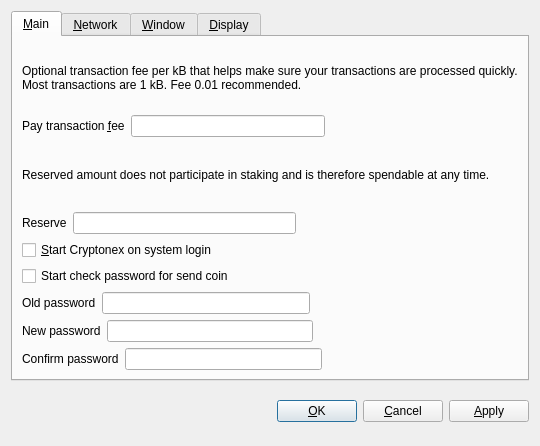
Qt form src/qt/forms/optionsdialog.ui (Cryptonex/source-dev) before a commit.
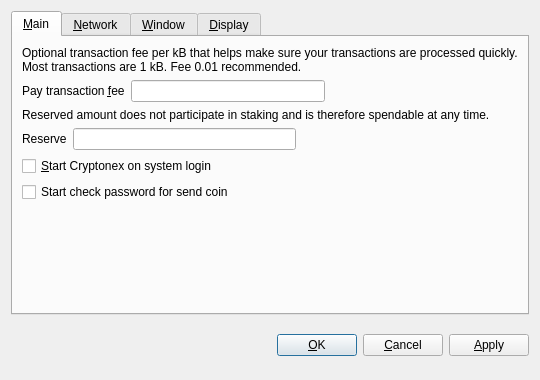
The same form after that commit. Custom widgets are drawn as their Qt base class.

The edit to the form file:
```diff
--- a/src/qt/forms/optionsdialog.ui
+++ b/src/qt/forms/optionsdialog.ui
@@ -7,7 +7,7 @@
     <x>0</x>
     <y>0</y>
     <width>540</width>
-    <height>446</height>
+    <height>380</height>
    </rect>
   </property>
   <property name="windowTitle">
@@ -140,100 +140,17 @@
         </widget>
        </item>
        <item>
-        <layout class="QHBoxLayout" name="horizontalLayout">
-         <item>
-          <widget class="QLabel" name="oldCheckPasswordSendLabel">
-           <property name="text">
-            <string>Old password</string>
-           </property>
-          </widget>
-         </item>
-         <item>
-          <widget class="QLineEdit" name="oldCheckPasswordSendEdit">
-           <property name="inputMask">
-            <string/>
-           </property>
-           <property name="echoMode">
-            <enum>QLineEdit::Password</enum>
-           </property>
-          </widget>
-         </item>
-         <item>
-          <spacer name="horizontalSpacer">
-           <property name="orientation">
-            <enum>Qt::Horizontal</enum>
-           </property>
-           <property name="sizeHint" stdset="0">
-            <size>
-             <width>40</width>
-             <height>20</height>
-            </size>
-           </property>
-          </spacer>
-         </item>
-        </layout>
-       </item>
-       <item>
-        <layout class="QHBoxLayout" name="horizontalLayout_2">
-         <item>
-          <widget class="QLabel" name="newCheckPasswordSendLabel">
-           <property name="text">
-            <string>New password</string>
-           </property>
-          </widget>
-         </item>
-         <item>
-          <widget class="QLineEdit" name="newCheckPasswordSendEdit">
-           <property name="echoMode">
-            <enum>QLineEdit::Password</enum>
-           </property>
-          </widget>
-         </item>
-         <item>
-          <spacer name="horizontalSpacer_3">
-           <property name="orientation">
-            <enum>Qt::Horizontal</enum>
-           </property>
-           <property name="sizeHint" stdset="0">
-            <size>
-             <width>40</width>
-             <height>20</height>
-            </size>
-           </property>
-          </spacer>
-         </item>
-        </layout>
-       </item>
-       <item>
-        <layout class="QHBoxLayout" name="horizontalLayout_3">
-         <item>
-          <widget class="QLabel" name="confirmCheckPasswordSendLabel">
-           <property name="text">
-            <string>Confirm password</string>
-           </property>
-          </widget>
-         </item>
-         <item>
-          <widget class="QLineEdit" name="confirmCheckPasswordSendEdit">
-           <property name="echoMode">
-            <enum>QLineEdit::Password</enum>
-           </property>
-          </widget>
-         </item>
-         <item>
-          <spacer name="horizontalSpacer_4">
-           <property name="orientation">
-            <enum>Qt::Horizontal</enum>
-           </property>
-           <property name="sizeHint" stdset="0">
-            <size>
-             <width>40</width>
-             <height>20</height>
-            </size>
-           </property>
-          </spacer>
-         </item>
-        </layout>
+        <spacer name="verticalSpacer_Main">
+         <property name="orientation">
+          <enum>Qt::Vertical</enum>
+         </property>
+         <property name="sizeHint" stdset="0">
+          <size>
+           <width>20</width>
+           <height>40</height>
+          </size>
+         </property>
+        </spacer>
        </item>
       </layout>
      </widget>
```
